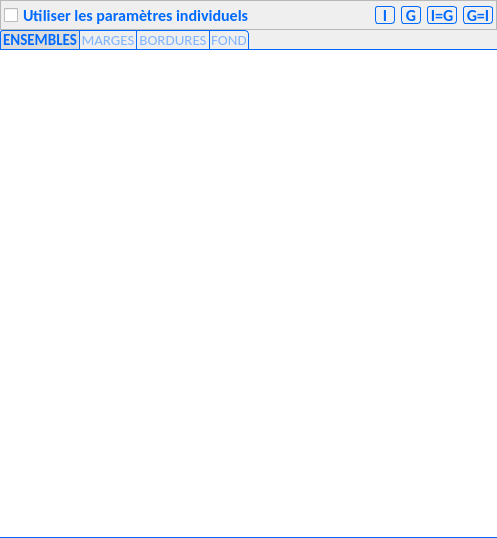
First picture: the form in PhotosConsigne/ui/Page.ui, repository FlorianLance/PhotosConsigne, before the edit.
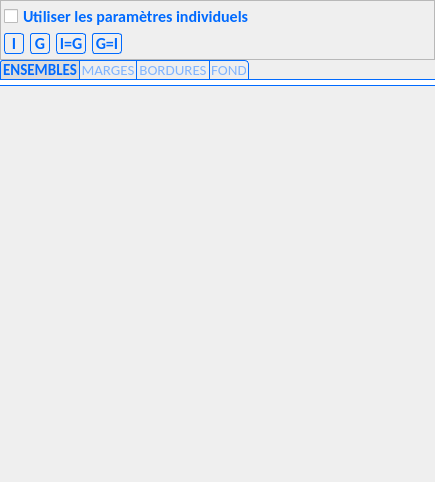
Second picture: the form after the edit.

Commit message: * custom page

```diff
--- a/PhotosConsigne/ui/Page.ui
+++ b/PhotosConsigne/ui/Page.ui
@@ -6,10 +6,16 @@
    <rect>
     <x>0</x>
     <y>0</y>
-    <width>497</width>
-    <height>538</height>
+    <width>435</width>
+    <height>482</height>
    </rect>
   </property>
+  <property name="maximumSize">
+   <size>
+    <width>16777215</width>
+    <height>16777215</height>
+   </size>
+  </property>
   <property name="windowTitle">
    <string>Form</string>
   </property>
@@ -34,7 +40,7 @@
      <property name="maximumSize">
       <size>
        <width>16777215</width>
-       <height>30</height>
+       <height>60</height>
       </size>
      </property>
      <property name="frameShape">
@@ -43,7 +49,7 @@
      <property name="frameShadow">
       <enum>QFrame::Raised</enum>
      </property>
-     <layout class="QHBoxLayout" name="horizontalLayout">
+     <layout class="QGridLayout" name="gridLayout">
       <property name="leftMargin">
        <number>3</number>
       </property>
@@ -56,46 +62,7 @@
       <property name="bottomMargin">
        <number>5</number>
       </property>
-      <item>
-       <widget class="QCheckBox" name="cbEnableIndividualPage">
-        <property name="minimumSize">
-         <size>
-          <width>150</width>
-          <height>0</height>
-         </size>
-        </property>
-        <property name="toolTip">
-         <string>Utiliser les paramètres définis ci-dessous pour cet ensemble</string>
-        </property>
-        <property name="styleSheet">
-         <string notr="true">QWidget {
-  
-	color : rgb(0,106,255);
-    font:  bold 12pt Calibri;
-
-
- }
-</string>
-        </property>
-        <property name="text">
-         <string>Utiliser les paramètres individuels</string>
-        </property>
-       </widget>
-      </item>
-      <item>
-       <spacer name="horizontalSpacer_2">
-        <property name="orientation">
-         <enum>Qt::Horizontal</enum>
-        </property>
-        <property name="sizeHint" stdset="0">
-         <size>
-          <width>40</width>
-          <height>20</height>
-         </size>
-        </property>
-       </spacer>
-      </item>
-      <item>
+      <item row="1" column="0">
        <widget class="QPushButton" name="pbAllIndividualParameters">
         <property name="minimumSize">
          <size>
@@ -138,7 +105,7 @@
         </property>
        </widget>
       </item>
-      <item>
+      <item row="1" column="1">
        <widget class="QPushButton" name="pbAllGlobalParameters">
         <property name="minimumSize">
          <size>
@@ -181,7 +148,7 @@
         </property>
        </widget>
       </item>
-      <item>
+      <item row="1" column="2">
        <widget class="QPushButton" name="pbCopyGlobalToIndividuals">
         <property name="minimumSize">
          <size>
@@ -224,7 +191,7 @@
         </property>
        </widget>
       </item>
-      <item>
+      <item row="1" column="3">
        <widget class="QPushButton" name="pbCopyIndividualToGlobal">
         <property name="minimumSize">
          <size>
@@ -267,6 +234,45 @@
         </property>
        </widget>
       </item>
+      <item row="1" column="4">
+       <spacer name="horizontalSpacer_2">
+        <property name="orientation">
+         <enum>Qt::Horizontal</enum>
+        </property>
+        <property name="sizeHint" stdset="0">
+         <size>
+          <width>40</width>
+          <height>20</height>
+         </size>
+        </property>
+       </spacer>
+      </item>
+      <item row="0" column="0" colspan="5">
+       <widget class="QCheckBox" name="cbEnableIndividualPage">
+        <property name="minimumSize">
+         <size>
+          <width>150</width>
+          <height>0</height>
+         </size>
+        </property>
+        <property name="toolTip">
+         <string>Utiliser les paramètres définis ci-dessous pour cet ensemble</string>
+        </property>
+        <property name="styleSheet">
+         <string notr="true">QWidget {
+  
+	color : rgb(0,106,255);
+    font:  bold 12pt Calibri;
+
+
+ }
+</string>
+        </property>
+        <property name="text">
+         <string>Utiliser les paramètres individuels</string>
+        </property>
+       </widget>
+      </item>
      </layout>
     </widget>
    </item>
@@ -586,6 +592,19 @@
      </layout>
     </widget>
    </item>
+   <item>
+    <spacer name="verticalSpacer">
+     <property name="orientation">
+      <enum>Qt::Vertical</enum>
+     </property>
+     <property name="sizeHint" stdset="0">
+      <size>
+       <width>20</width>
+       <height>40</height>
+      </size>
+     </property>
+    </spacer>
+   </item>
   </layout>
  </widget>
  <resources/>
```
The commit also changes 26 other files.
